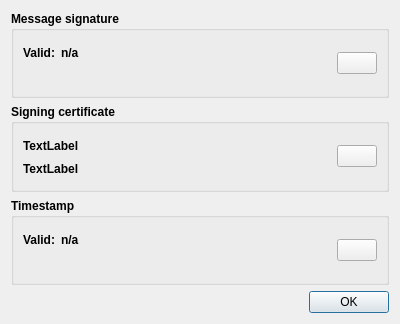
First picture: the form in src/gui/ui/dlg_signature_detail.ui, repository psakar/datovka, before the edit.
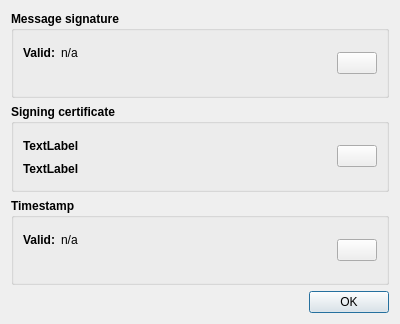
Second picture: the form after the edit. Icons and pictures are not drawn.

Commit message: Signature details dialog shows information about time stamp certificate.

What changed in the file:
```diff
--- a/src/gui/ui/dlg_signature_detail.ui
+++ b/src/gui/ui/dlg_signature_detail.ui
@@ -41,6 +41,12 @@
             </item>
             <item>
              <widget class="QLabel" name="mSignatureStatus">
+              <property name="font">
+               <font>
+                <weight>50</weight>
+                <bold>false</bold>
+               </font>
+              </property>
               <property name="text">
                <string>n/a</string>
               </property>
@@ -181,6 +187,12 @@
             </item>
             <item>
              <widget class="QLabel" name="tStatus">
+              <property name="font">
+               <font>
+                <weight>50</weight>
+                <bold>false</bold>
+               </font>
+              </property>
               <property name="text">
                <string>n/a</string>
               </property>
```
Left out of the diff: 6 changed lines with no effect on the pictures. The commit also changes 6 other files.
